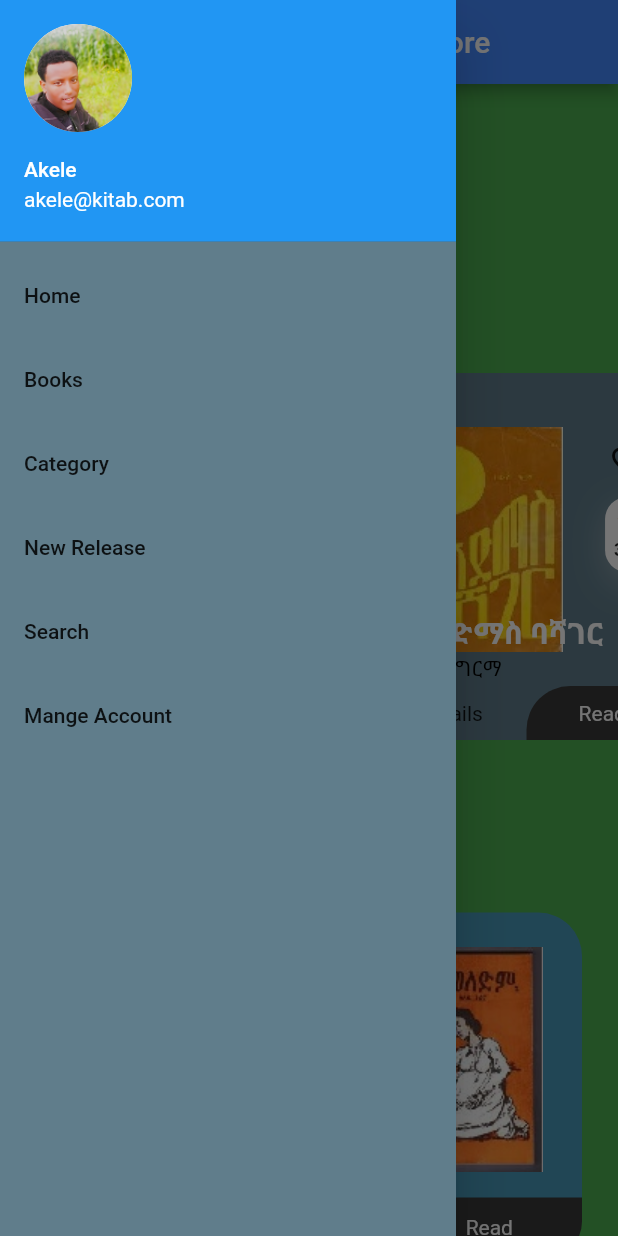
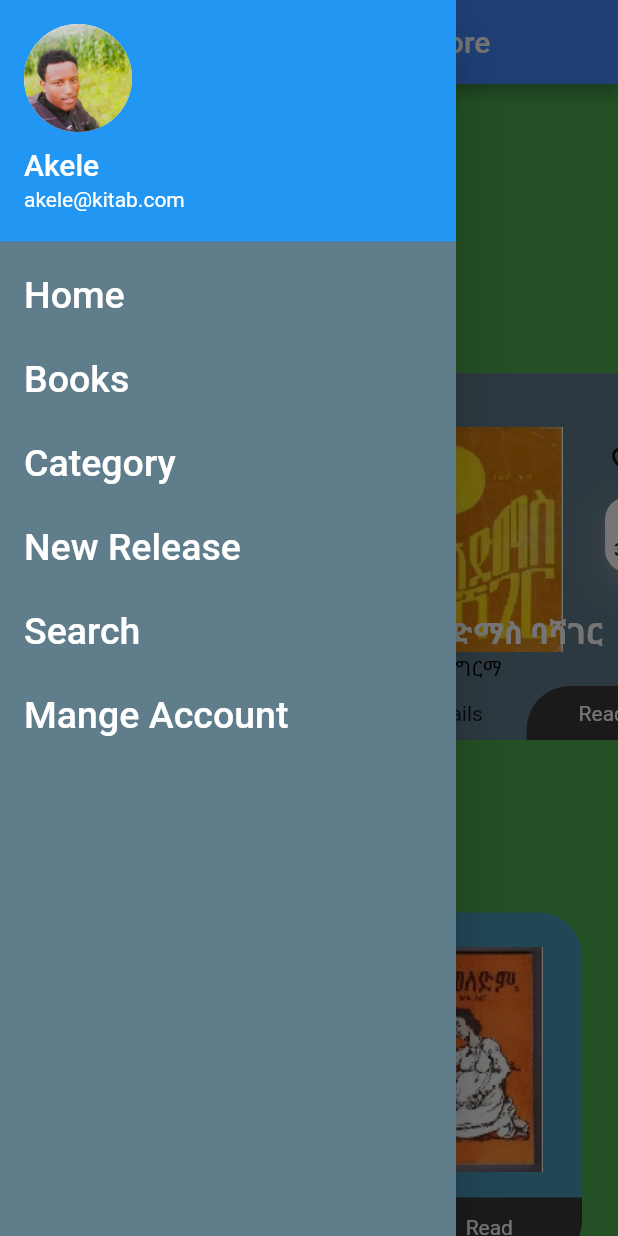
Before and after one commit to akeleb/Kitab, a Flutter app: the WelcomeScreen screen opened directly, with the side drawer open, on a phone screen of 412 x 824 dp. Run offline on Flutter 3.47's test engine with Material 2 defaults, Android fonts, the phone set to English and light mode, and no system bars; missing offline and left inert: flutter_windowmanager; accounts and stored records are empty; network calls fail; Roboto replaces fonts that are missing (OpenSans).

Commit message:
Account Managment

```diff
--- a/lib/pages/login_screen.dart
+++ b/lib/pages/login_screen.dart
@@ -67,7 +67,7 @@ class LoginPageState extends State<LoginPage> {
               physics: AlwaysScrollableScrollPhysics(),
               padding: EdgeInsets.symmetric(
                 horizontal: 16.0,
-                vertical: 120.0,
+                vertical: 50.0,
               ),
               child: Form(
                 key: formKey,
@@ -244,7 +244,7 @@ class LoginPageState extends State<LoginPage> {
                           ),
 
                     Text(
-                      "if you haven't account, click the Register button below",
+                      "Haven't account, click the Register button below",
                       style: TextStyle(
                         color: Colors.deepPurple,
                         fontFamily: 'OpenSans',
--- a/lib/pages/welcomescreen.dart
+++ b/lib/pages/welcomescreen.dart
@@ -4,13 +4,19 @@ import 'package:kitabui/reader/listbooks.dart';
 import 'package:kitabui/reader/books.dart';
 import 'package:kitabui/screens/home_screen.dart';
 import 'package:kitabui/reader/searchkitab.dart';
+
+import 'mangeAccount.dart';
 class WelcomeScreen extends StatelessWidget {
   const WelcomeScreen({Key key}) : super(key: key);
 
   @override
   Widget build(BuildContext context) {
     const drawerHeader = UserAccountsDrawerHeader(
-      accountName: Text('Akele'),
+      accountName: Text('Akele',style: TextStyle(
+        color: Colors.white,
+        fontSize: 20,
+        fontFamily: 'OpenSans',
+      ),),
       accountEmail: Text('akele@kitab.com'),
       currentAccountPicture: CircleAvatar(
         backgroundImage: AssetImage("assets/images/ab.png"),
@@ -24,7 +30,11 @@ class WelcomeScreen extends StatelessWidget {
       children: <Widget>[
         drawerHeader,
         ListTile(
-          title: Text('Home'),
+          title: Text('Home',style: TextStyle(
+            color: Colors.white,
+            fontSize: 25,
+            fontFamily: 'OpenSans',
+          ),),
           onTap: () {
             Navigator.push(
               context,
@@ -38,13 +48,21 @@ class WelcomeScreen extends StatelessWidget {
         ),
         ListTile(
             tileColor: Colors.blueGrey,
-          title: Text('Books'),
+          title: Text('Books',style: TextStyle(
+            color: Colors.white,
+            fontSize: 25,
+            fontFamily: 'OpenSans',
+          ),),
           onTap: () =>  Navigator.of(context).push(
             MaterialPageRoute(builder: (_) => BookListPage()),
           ),
         ),
         ListTile(
-          title: Text('Category'),
+          title: Text('Category',style: TextStyle(
+            color: Colors.white,
+            fontSize: 25,
+            fontFamily: 'OpenSans',
+          ),),
           onTap: (){
             Navigator.push(
               context,
@@ -57,11 +75,19 @@ class WelcomeScreen extends StatelessWidget {
           }
         ),
         ListTile(
-          title: Text('New Release'),
+          title: Text('New Release',style: TextStyle(
+            color: Colors.white,
+            fontSize: 25,
+            fontFamily: 'OpenSans',
+          ),),
           onTap: (){}
         ),
         ListTile(
-            title: Text('Search'),
+            title: Text('Search',style: TextStyle(
+              color: Colors.white,
+              fontSize: 25,
+              fontFamily: 'OpenSans',
+            ),),
             onTap: (){
               Navigator.push(
                 context,
@@ -74,8 +100,21 @@ class WelcomeScreen extends StatelessWidget {
             }
         ),
         ListTile(
-            title: Text('Mange Account'),
-            onTap: (){}
+            title: Text('Mange Account',style: TextStyle(
+              color: Colors.white,
+              fontSize: 25,
+              fontFamily: 'OpenSans',
+            ),),
+            onTap: (){
+              Navigator.push(
+                context,
+                MaterialPageRoute(
+                  builder: (context) {
+                    return ManageAccount();
+                  },
+                ),
+              );
+            }
         ),
 
       ],
--- a/lib/reader/category.dart
+++ b/lib/reader/category.dart
@@ -57,6 +57,11 @@ class CategoryState extends State<Category> {
         ListTile(
           title: const Text('Choose your book category'),
           trailing: DropdownButton(
+            style: TextStyle(
+              color: Colors.white,
+              fontFamily: 'OpenSans',
+            ),
+            dropdownColor: Colors.blueGrey,
             value: btnSelectedVal,
             hint: const Text('Choose'),
             onChanged: (String newValue) {
```
Also changed, not shown: lib/pages/mangeAccount.dart (added, +78 -0 lines), lib/pages/registration_form.dart (+29 -3 lines).
